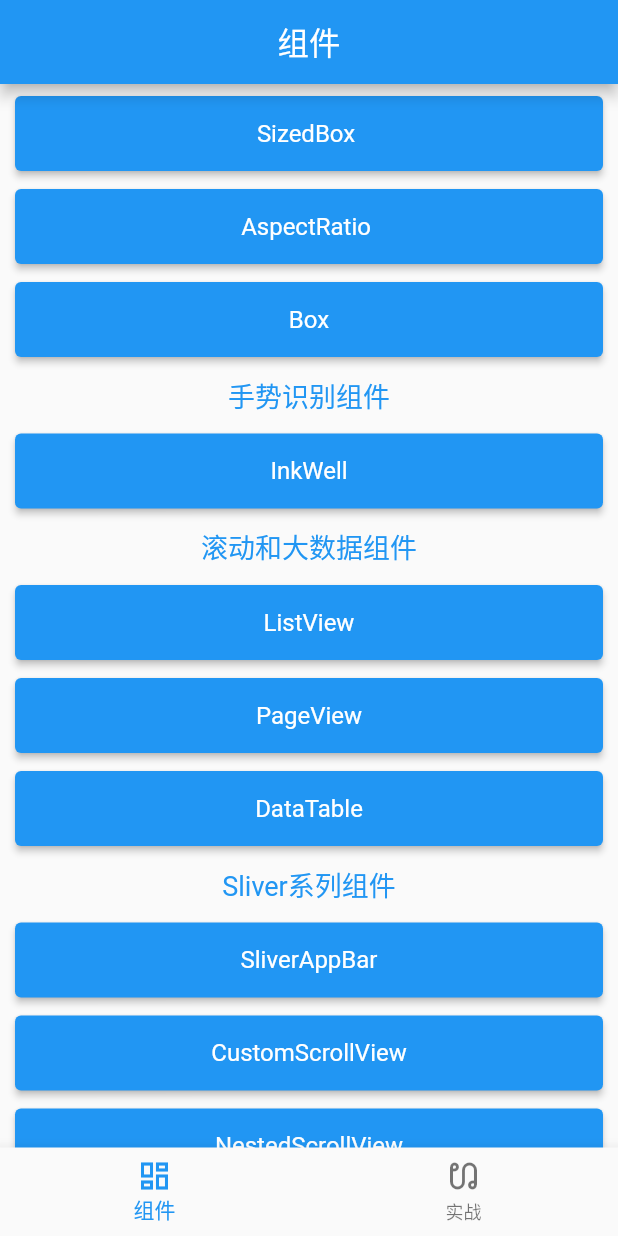
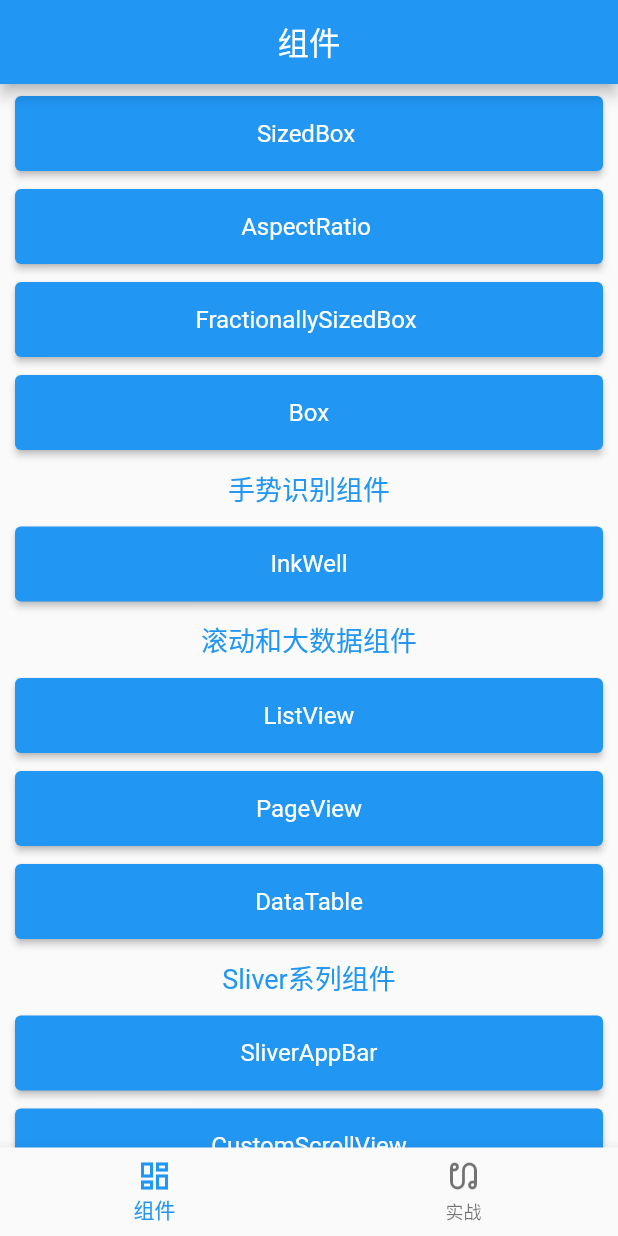
Before and after one commit to xuzhb24/basic_project, a Flutter app: the screen it shows after launch, scrolled down 1152 dp, on a phone screen of 412 x 824 dp. Run offline on Flutter 3.47's test engine with Material 2 defaults, Android fonts, the phone set to English and light mode, and no system bars.

Commit message:
【组件】FractionallySizedBox添加

```diff
--- a/lib/func/router_table.dart
+++ b/lib/func/router_table.dart
@@ -40,6 +40,7 @@ class RouterTable {
   static String container = 'Container';
   static String sizedBox = 'SizedBox ';
   static String aspectRatio = 'AspectRatio ';
+  static String fractionallySizedBox = 'FractionallySizedBox ';
 
   static String box = 'Box';
   static String inkWell = 'InkWell';
@@ -120,6 +121,8 @@ class RouterTable {
     container: (context) => ContainerPage(title: container),
     sizedBox: (context) => SizedBoxPage(title: sizedBox),
     aspectRatio: (context) => AspectRatioPage(title: sizedBox),
+    fractionallySizedBox: (context) =>
+        FractionallySizedBoxPage(title: fractionallySizedBox),
 
     box: (context) => BoxPage(title: box),
     inkWell: (context) => InkWellPage(title: inkWell),
--- a/lib/ui/widget.dart
+++ b/lib/ui/widget.dart
@@ -30,6 +30,7 @@ class WidgetPage extends StatelessWidget {
     RouterTable.container,
     RouterTable.sizedBox,
     RouterTable.aspectRatio,
+    RouterTable.fractionallySizedBox,
     RouterTable.box,
     '手势识别组件',
     RouterTable.inkWell,
```
Also changed, not shown: lib/ui/widget/widget_box.dart (+42 -1 lines).
